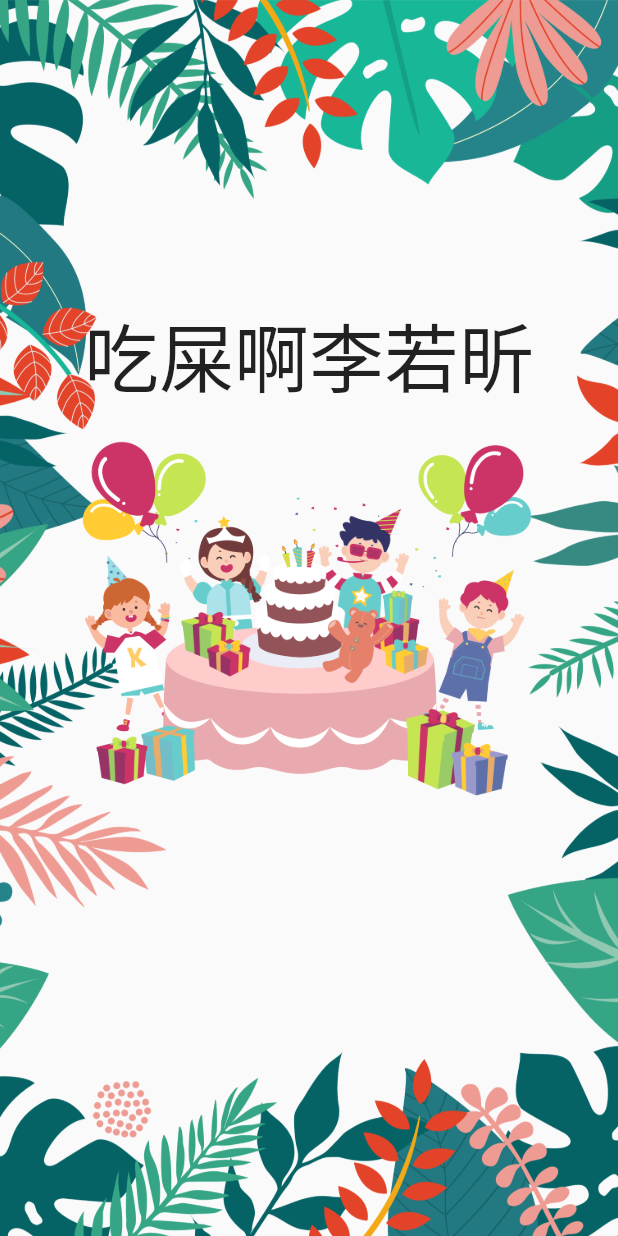
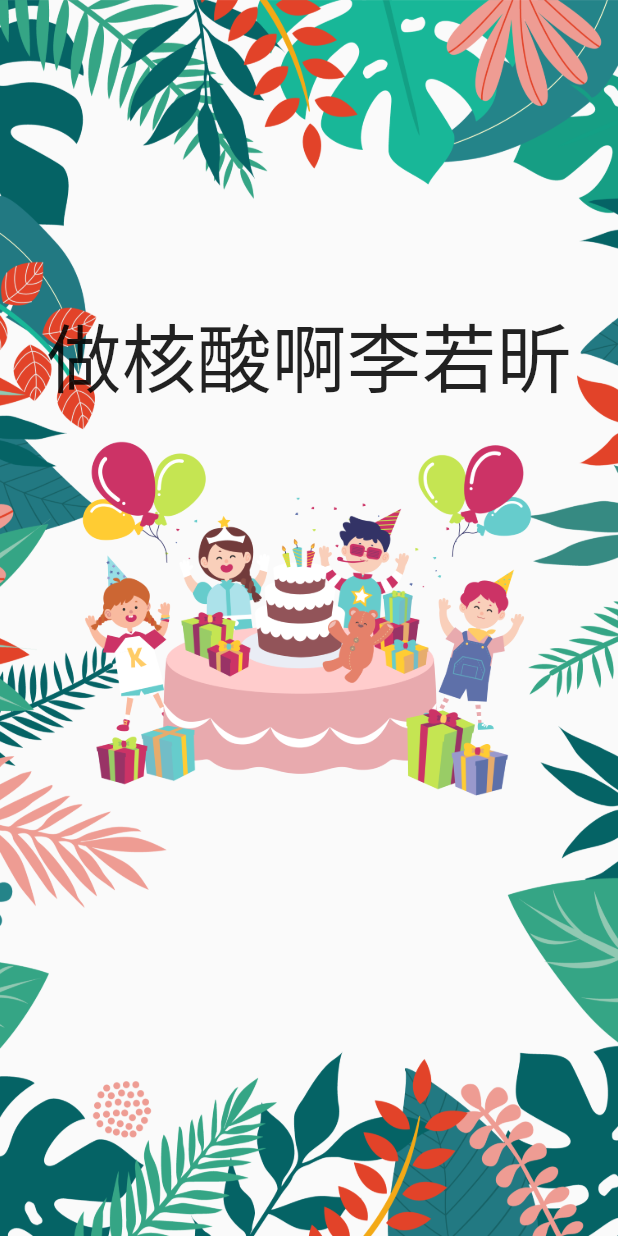
Before and after one commit to sopaknin/Paknin, a Flutter app: the screen it shows after launch, on a phone screen of 412 x 824 dp. Run offline on Flutter 3.47's test engine with Material 2 defaults, Android fonts, the light colour scheme and no system bars; drawn by our look-alikes of animated_text_kit; our stand-ins replace confetti.

Commit message:
pageview,with 动态文字

```diff
--- a/lib/wishes.dart
+++ b/lib/wishes.dart
@@ -11,7 +11,7 @@ class wishes extends StatelessWidget {
       alignment: Alignment.topCenter,
       margin: EdgeInsets.only(top: 200),
       child: AnimatedTextKit(animatedTexts: [
-        TyperAnimatedText('吃屎啊李若昕',textStyle: TextStyle(fontSize: 50))
+        TyperAnimatedText('做核酸啊李若昕',textStyle: TextStyle(fontSize: 50))
       ],),
 
     );
```
